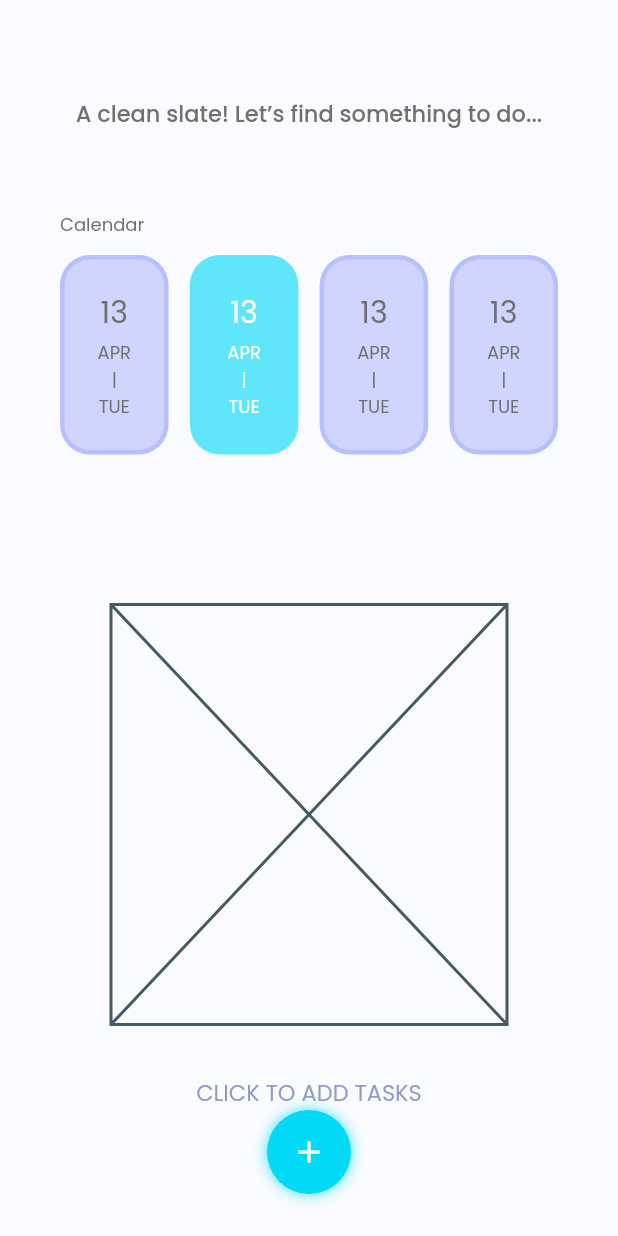
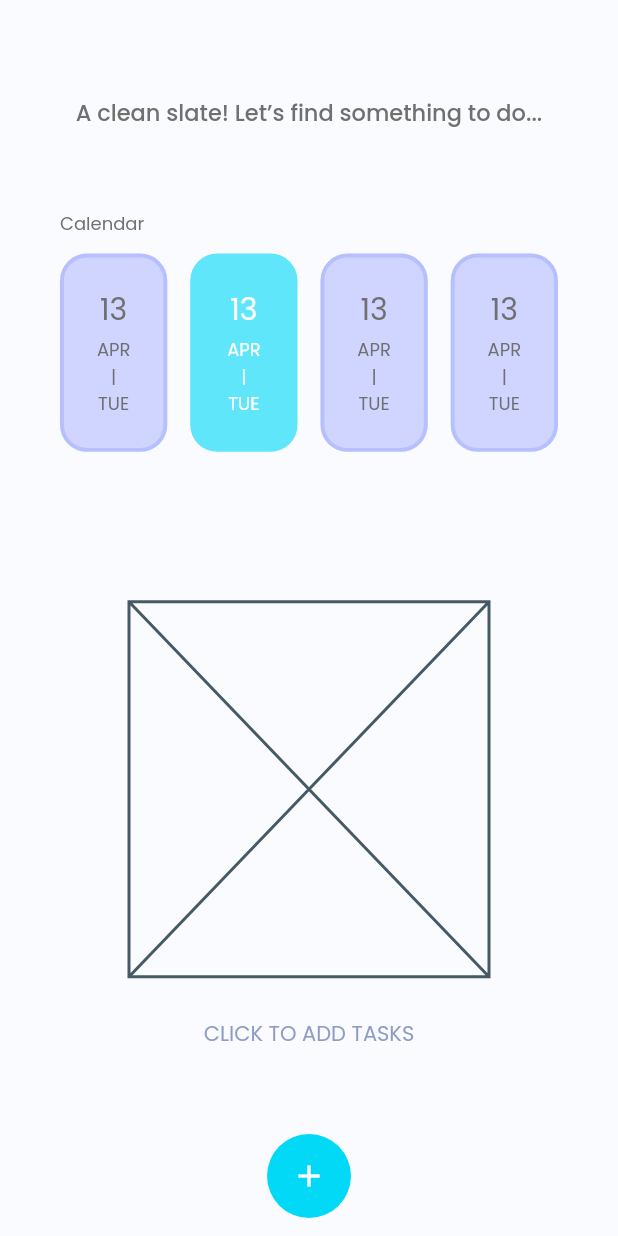
Before and after one commit to Delnyavor/taskmaster, a Flutter app: the screen it shows after launch, on a phone screen of 412 x 824 dp. Run offline on Flutter 3.47's test engine with Material 2 defaults, Android fonts, the light colour scheme and no system bars; our stand-ins replace dartz, equatable, google_fonts.

Commit message:
ui fixes

```diff
--- a/lib/features/tasks/presentation/pages/tasks_home.dart
+++ b/lib/features/tasks/presentation/pages/tasks_home.dart
@@ -17,31 +17,31 @@ class TasksHomeState extends State<TasksHome> {
     return Scaffold(
       appBar: appBar(),
       backgroundColor: TMColors.canvasWhite,
-      body: SafeArea(child: scrollView()),
-      floatingActionButtonLocation: FloatingActionButtonLocation.centerFloat,
+      body: SafeArea(child: body()),
       bottomNavigationBar: const BottomAppBar(
         notchMargin: 5,
       ),
-      floatingActionButton: floatingActionButton(),
     );
   }
 
   Widget floatingActionButton() {
-    return Container(
+    return Align(
+      alignment: Alignment.bottomCenter,
+      child: Container(
         height: 80,
         decoration: BoxDecoration(
           shape: BoxShape.circle,
           boxShadow: [
-          BoxShadow(
-              color: Colors.white.withOpacity(0.21),
-              offset: const Offset(0, 0),
-              spreadRadius: 3,
-              blurRadius: 6),
-          BoxShadow(
-              color: TMColors.teal.withOpacity(1),
-              offset: const Offset(0, 0),
-              spreadRadius: -1,
-              blurRadius: 8),
+            // BoxShadow(
+            //     color: Colors.white.withOpacity(0.21),
+            //     offset: const Offset(0, 0),
+            //     spreadRadius: 3,
+            //     blurRadius: 6),
+            // BoxShadow(
+            //     color: TMColors.teal.withOpacity(1),
+            //     offset: const Offset(0, 0),
+            //     spreadRadius: -1,
+            //     blurRadius: 8),
           ],
         ),
         child: Builder(
@@ -57,6 +57,16 @@ class TasksHomeState extends State<TasksHome> {
             ),
           ),
         ),
+      ),
+    );
+  }
+
+  Widget body() {
+    return Stack(
+      children: [
+        scrollView(),
+        floatingActionButton(),
+      ],
     );
   }
 
@@ -76,7 +86,7 @@ class TasksHomeState extends State<TasksHome> {
   AppBar appBar() {
     return AppBar(
       elevation: 0,
-      toolbarHeight: 1,
+      toolbarHeight: 0,
       backgroundColor: Colors.transparent,
       systemOverlayStyle: const SystemUiOverlayStyle(
         statusBarColor: Colors.transparent,
@@ -148,11 +158,11 @@ class TasksHomeState extends State<TasksHome> {
       child: Column(
         children: [
           const SizedBox(
-            height: 280,
-            width: 264,
+            height: 250,
+            width: 240,
             child: Placeholder(),
           ),
-          const SizedBox(height: 34),
+          const SizedBox(height: 28),
           text()
         ],
       ),
@@ -165,8 +175,7 @@ class TasksHomeState extends State<TasksHome> {
       child: Text(
         'Click to add tasks'.toUpperCase(),
         textAlign: TextAlign.left,
-        style: const TextStyle(
-            fontSize: 15, height: 1.5, color: TMColors.textLight),
+        style: const TextStyle(height: 1.5, color: TMColors.textLight),
       ),
     );
   }
@@ -215,7 +224,7 @@ class TasksHomeState extends State<TasksHome> {
 
   Decoration cardDecoration(bool selected) {
     return BoxDecoration(
-      borderRadius: BorderRadius.circular(20),
+      borderRadius: BorderRadius.circular(18),
       color: selected
           ? TMColors.teal.withOpacity(0.62)
           : TMColors.lavender.withOpacity(0.5),
@@ -224,7 +233,7 @@ class TasksHomeState extends State<TasksHome> {
             color: selected
                 ? TMColors.teal.withOpacity(0)
                 : TMColors.violet.withOpacity(0.23),
-            width: 3),
+            width: 2.6),
       ),
     );
   }
--- a/lib/features/tasks/presentation/widgets/create_task_modal.dart
+++ b/lib/features/tasks/presentation/widgets/create_task_modal.dart
@@ -6,6 +6,7 @@ import 'package:taskmaster/features/tasks/presentation/widgets/task_details_inpu
 
 void openCreateTaskModal(BuildContext context) {
   Scaffold.of(context).showBottomSheet(
+    elevation: 50,
     (context) => const CreateTaskWidget(),
     backgroundColor: TMColors.teal,
     shape: const RoundedRectangleBorder(
```
Lines whose indentation alone changed are shown as unchanged.
